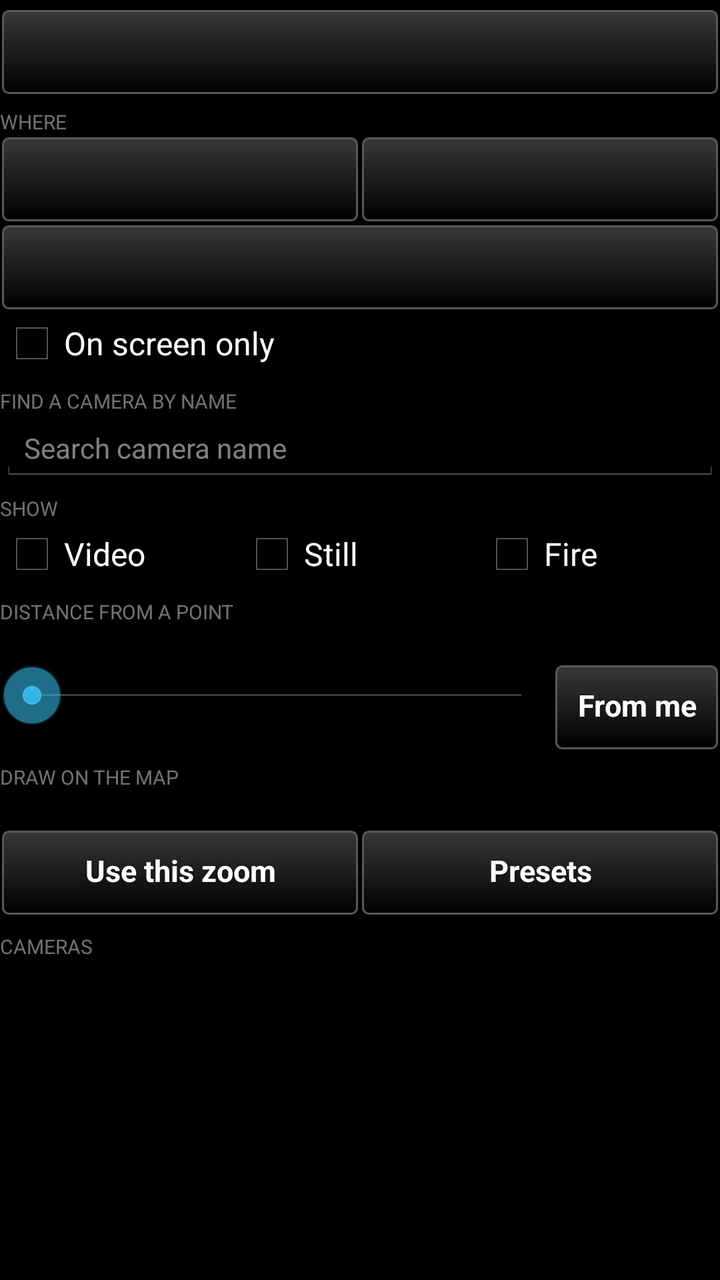
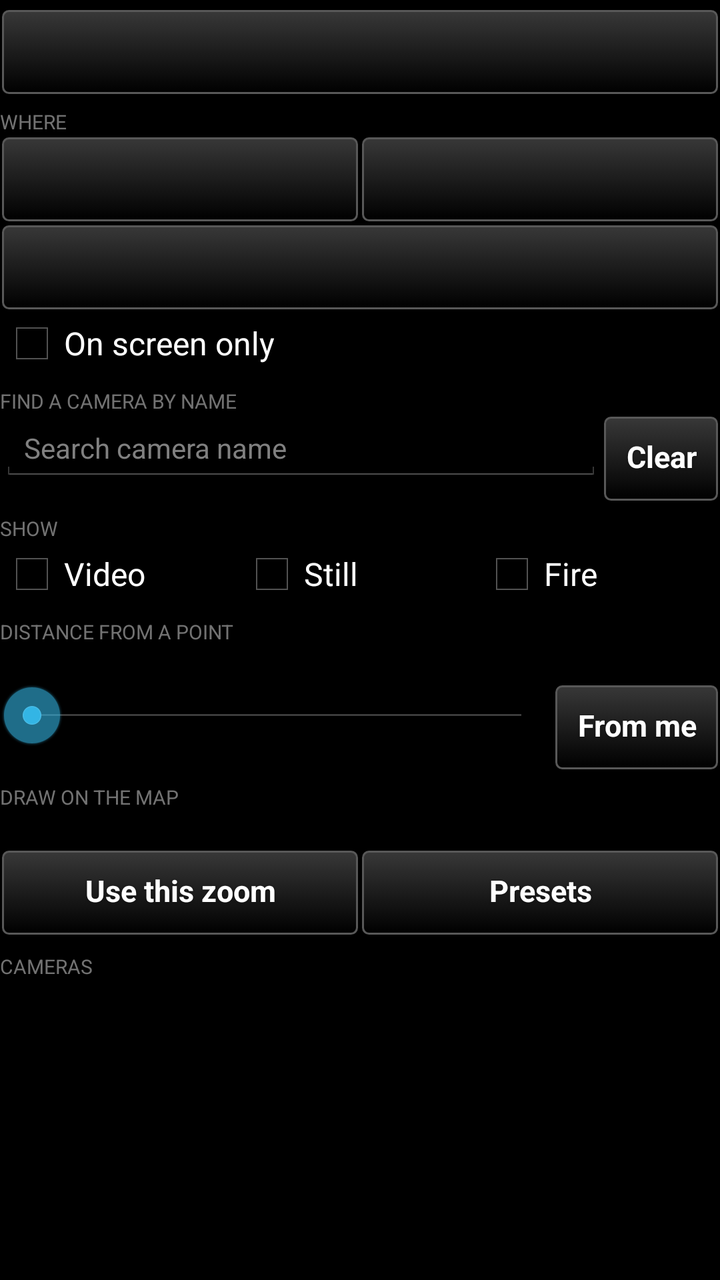

An Android layout rendered at two revisions. The XML below is the earlier revision; the diff shows what the commit changed to produce the second picture.
<!-- AndroidManifest.xml: application theme AppTheme -->
<!-- res/layout/controls_header.xml -->
<?xml version="1.0" encoding="utf-8"?>
<LinearLayout xmlns:android="http://schemas.android.com/apk/res/android"
    android:layout_width="match_parent"
    android:layout_height="wrap_content"
    android:orientation="vertical">

    
    <Button
        style="@style/TakwerxButton"
        android:id="@+id/favorites"
        android:layout_width="match_parent"
        android:layout_height="wrap_content"
        android:layout_marginTop="4dp" />

    <TextView
        android:layout_width="match_parent"
        android:layout_height="wrap_content"
        android:text="Where"
        android:textSize="10sp"
        android:textAllCaps="true"
        android:paddingTop="6dp"
        android:alpha="0.6" />

    <LinearLayout
        android:layout_width="match_parent"
        android:layout_height="wrap_content"
        android:orientation="horizontal">

        <Button
        style="@style/TakwerxButton"
            android:id="@+id/state"
            android:layout_width="0dp"
            android:layout_weight="1"
            android:layout_height="wrap_content" />

        <Button
        style="@style/TakwerxButton"
            android:id="@+id/provider"
            android:layout_width="0dp"
            android:layout_weight="1"
            android:layout_height="wrap_content" />
    </LinearLayout>

    <Button
        style="@style/TakwerxButton"
        android:id="@+id/county"
        android:layout_width="match_parent"
        android:layout_height="wrap_content" />

    
    <CheckBox
        android:id="@+id/in_view"
        android:layout_width="match_parent"
        android:layout_height="wrap_content"
        android:text="On screen only" />

    <TextView
        android:layout_width="match_parent"
        android:layout_height="wrap_content"
        android:text="Find a camera by name"
        android:textSize="10sp"
        android:textAllCaps="true"
        android:paddingTop="6dp"
        android:alpha="0.6" />

    <EditText
        android:id="@+id/search"
        android:layout_width="match_parent"
        android:layout_height="wrap_content"
        android:hint="@string/search_hint"
        android:inputType="text"
        android:maxLines="1"
        android:textSize="14sp" />

    <TextView
        android:layout_width="match_parent"
        android:layout_height="wrap_content"
        android:text="Show"
        android:textSize="10sp"
        android:textAllCaps="true"
        android:paddingTop="6dp"
        android:alpha="0.6" />

    <LinearLayout
        android:layout_width="match_parent"
        android:layout_height="wrap_content"
        android:orientation="horizontal">

        <CheckBox
            android:id="@+id/live_only"
            android:layout_width="0dp"
            android:layout_weight="1"
            android:layout_height="wrap_content"
            android:text="Video" />

        <CheckBox
            android:id="@+id/still_only"
            android:layout_width="0dp"
            android:layout_weight="1"
            android:layout_height="wrap_content"
            android:text="Still" />

        <CheckBox
            android:id="@+id/fire_only"
            android:layout_width="0dp"
            android:layout_weight="1"
            android:layout_height="wrap_content"
            android:text="Fire" />
    </LinearLayout>

    <TextView
        android:layout_width="match_parent"
        android:layout_height="wrap_content"
        android:text="Distance from a point"
        android:textSize="10sp"
        android:textAllCaps="true"
        android:paddingTop="6dp"
        android:alpha="0.6" />

    <TextView
        android:id="@+id/radius_label"
        android:layout_width="match_parent"
        android:layout_height="wrap_content" />

    <LinearLayout
        android:layout_width="match_parent"
        android:layout_height="wrap_content"
        android:orientation="horizontal">

        <SeekBar
            android:id="@+id/radius"
            android:layout_width="0dp"
            android:layout_weight="1"
            android:layout_height="wrap_content"
            android:max="200" />

        <Button
        style="@style/TakwerxButton"
            android:id="@+id/pick_point"
            android:layout_width="wrap_content"
            android:layout_height="wrap_content"
            android:text="@string/pick_point" />
    </LinearLayout>

    <TextView
        android:layout_width="match_parent"
        android:layout_height="wrap_content"
        android:text="Draw on the map"
        android:textSize="10sp"
        android:textAllCaps="true"
        android:paddingTop="6dp"
        android:alpha="0.6" />

    <TextView
        android:id="@+id/zoom_label"
        android:layout_width="match_parent"
        android:layout_height="wrap_content" />

    <LinearLayout
        android:layout_width="match_parent"
        android:layout_height="wrap_content"
        android:orientation="horizontal">

        <Button
        style="@style/TakwerxButton"
            android:id="@+id/zoom_set"
            android:layout_width="0dp"
            android:layout_weight="1"
            android:layout_height="wrap_content"
            android:text="Use this zoom" />

        <Button
        style="@style/TakwerxButton"
            android:id="@+id/zoom_preset"
            android:layout_width="0dp"
            android:layout_weight="1"
            android:layout_height="wrap_content"
            android:text="Presets" />
    </LinearLayout>

    <TextView
        android:layout_width="match_parent"
        android:layout_height="wrap_content"
        android:text="Cameras"
        android:textSize="10sp"
        android:textAllCaps="true"
        android:paddingTop="8dp"
        android:alpha="0.6" />

</LinearLayout>
<!-- resources referenced by this layout -->
<resources>
  <string name="pick_point">From me</string>
  <string name="search_hint">Search camera name</string>
  <style name="TakwerxButton" parent="@style/darkButton">
          <item name="android:paddingLeft">12dp</item>
          <item name="android:paddingRight">12dp</item>
          <item name="android:paddingTop">6dp</item>
          <item name="android:paddingBottom">8dp</item>
          <item name="android:minHeight">44dp</item>
          <item name="android:minWidth">0dp</item>
          <item name="android:textSize">15sp</item>
          <item name="android:singleLine">true</item>
          <item name="android:ellipsize">end</item>
      </style>
  <style name="AppTheme" parent="@android:style/Theme.Holo">
          <item name="android:buttonStyle">@android:style/Widget.Button</item>
          <item name="android:imageButtonStyle">@android:style/Widget.Button</item>
          <item name="android:buttonStyleToggle">@android:style/Widget.Button</item>
          <item name="android:spinnerStyle">@style/ATAKSpinner</item>
          <item name="android:spinnerItemStyle">@style/ATAKSpinnerItem</item>
          <item name="android:editTextStyle">@style/ATAKEditText</item>
      </style>
  <style name="darkButton" parent="@android:style/Widget.Button">
          <item name="android:background">@drawable/btn_gray</item>
          <item name="android:shadowColor">@color/darker_gray</item>
          <item name="android:shadowDy">1</item>
          <item name="android:shadowRadius">2</item>
          <item name="android:textColor">@color/white</item>
          <item name="android:textStyle">bold</item>
          <item name="android:paddingTop">0dp</item>
          <item name="android:paddingBottom">3dp</item>
          <item name="android:textSize">@dimen/fontSize</item>
      </style>
  <style name="ATAKSpinner" parent="@android:style/Widget.Spinner">
          <item name="android:spinnerMode">dialog</item>
      </style>
  <style name="ATAKSpinnerItem">
          <item name="android:textColor">@android:color/white</item>
          <item name="android:dropDownVerticalOffset">0dip</item>
          <item name="android:dropDownHorizontalOffset">0dip</item>
          <item name="android:dropDownWidth">wrap_content</item>
          <item name="android:gravity">left|center_vertical</item>
      </style>
  <style name="ATAKEditText" parent="@android:style/Widget.EditText">
          
          
  
          
          <item name="android:imeOptions">flagNoFullscreen</item>
      </style>
  <color name="darker_gray">#121212</color>
  <color name="white">#ffffff</color>
  <dimen name="fontSize">14sp</dimen>
  <!-- drawable new_dark_button_disabled (drawable) -->
  <?xml version="1.0" encoding="utf-8"?>
  <layer-list xmlns:android="http://schemas.android.com/apk/res/android">
      <item android:bottom="1dp" android:right="1dp" android:left="1dp" android:top="1dp">
          <shape android:shape="rectangle">
              <corners android:radius="3dp" />
              <stroke
                  android:width="1dp"
                  android:color="#484848" />
              <solid android:color="#484848" />
          </shape>
      </item>
  </layer-list>
  <!-- drawable new_dark_button_bg (drawable) -->
  <?xml version="1.0" encoding="utf-8"?>
  <layer-list xmlns:android="http://schemas.android.com/apk/res/android">
      <item android:bottom="1dp" android:right="1dp" android:left="1dp" android:top="1dp">
          <shape android:shape="rectangle">
              <corners android:radius="3dp" />
              <stroke
                  android:width="1dp"
                  android:color="#585858" />
              <gradient
                  android:startColor="#000000"
                  android:endColor="#383838"
                  android:angle="90"/>
          </shape>
      </item>
  </layer-list>
  <!-- unchanged entries left out for length: 2 -->
</resources>

<!-- the commit's change to res/layout/controls_header.xml (unified diff, before → after) -->
@@ -63,14 +63,31 @@
         android:paddingTop="6dp"
         android:alpha="0.6" />
 
-    <EditText
-        android:id="@+id/search"
-        android:layout_width="match_parent"
-        android:layout_height="wrap_content"
-        android:hint="@string/search_hint"
-        android:inputType="text"
-        android:maxLines="1"
-        android:textSize="14sp" />
+    
+    <LinearLayout
+        android:layout_width="match_parent"
+        android:layout_height="wrap_content"
+        android:orientation="horizontal"
+        android:baselineAligned="false">
+
+        <EditText
+            android:id="@+id/search"
+            android:layout_width="0dp"
+            android:layout_weight="1"
+            android:layout_height="wrap_content"
+            android:hint="@string/search_hint"
+            android:inputType="text"
+            android:maxLines="1"
+            android:textSize="14sp" />
+
+        <Button
+            style="@style/TakwerxButton"
+            android:id="@+id/search_clear"
+            android:layout_width="wrap_content"
+            android:layout_height="wrap_content"
+            android:layout_gravity="center_vertical"
+            android:text="@string/clear" />
+    </LinearLayout>
 
     <TextView
         android:layout_width="match_parent"
<!-- resource entries referenced after the edit -->
@@ -1,5 +1,6 @@
 <!-- resources referenced by this layout -->
 <resources>
+  <string name="clear">Clear</string>
   <string name="pick_point">From me</string>
   <string name="search_hint">Search camera name</string>
   <style name="TakwerxButton" parent="@style/darkButton">
